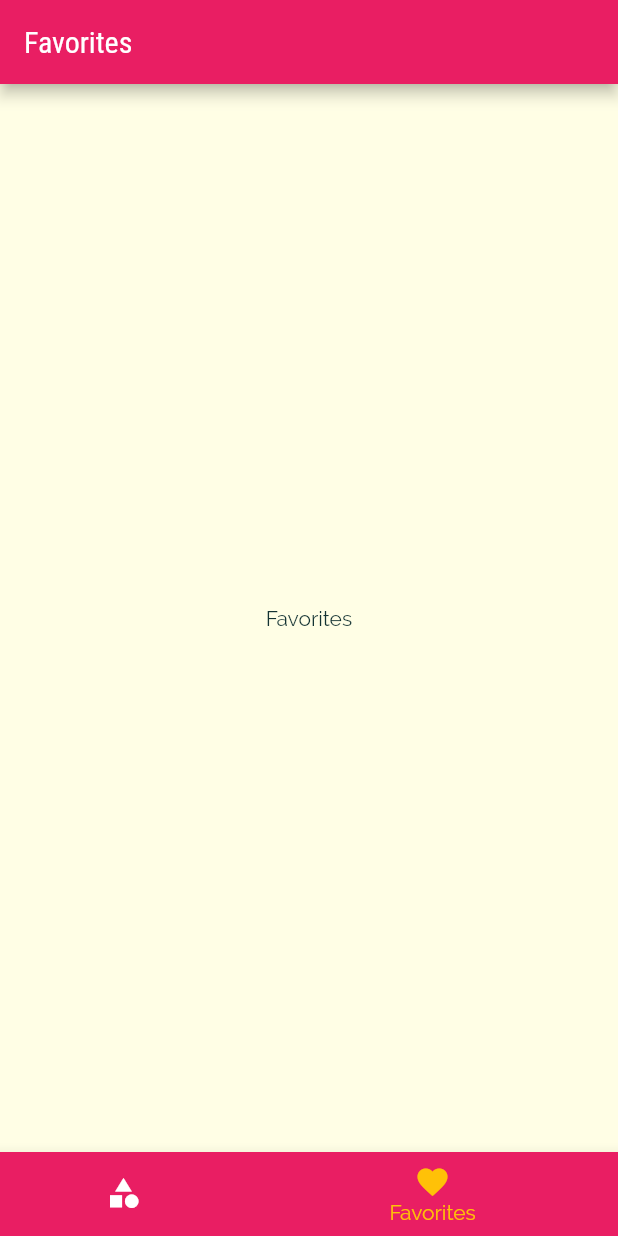
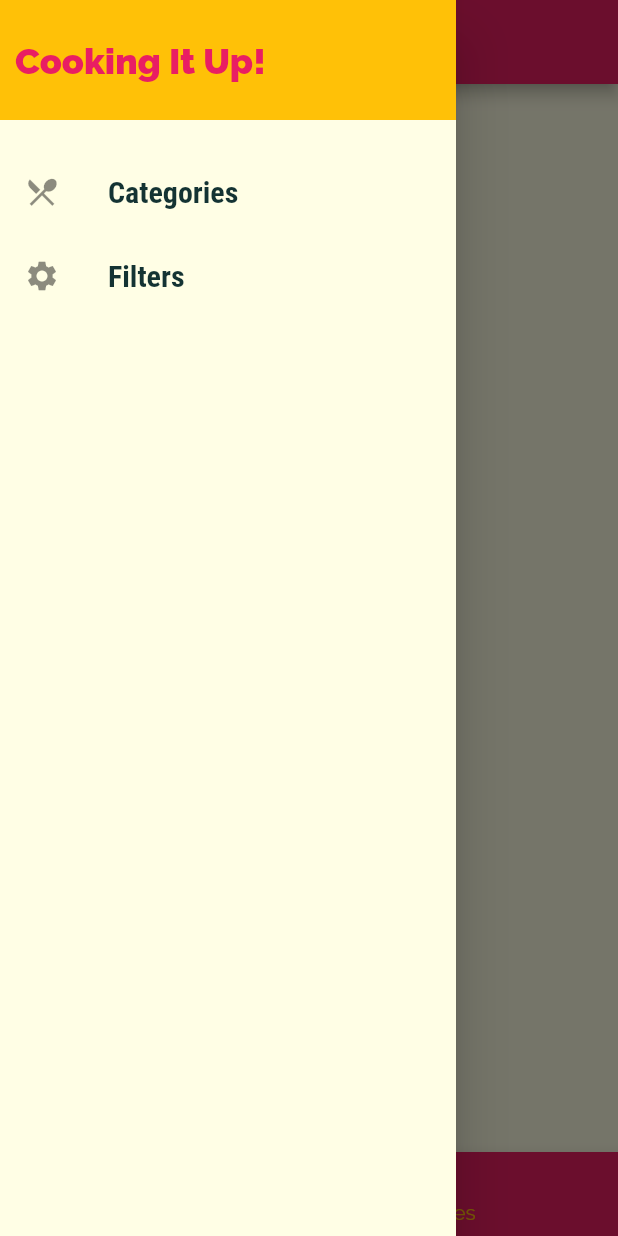
Before and after one commit to klam2k20/MealsApp, a Flutter app: the screen it shows after launch, item 2 of the bottom bar chosen, with the side drawer open (before the commit the screen has no drawer), on a phone screen of 412 x 824 dp. Run offline on Flutter 3.47's test engine with Material 2 defaults, Android fonts, the phone set to English and light mode, and no system bars.

Commit message:
Add drawer

```diff
--- a/lib/main.dart
+++ b/lib/main.dart
@@ -1,9 +1,10 @@
 import 'package:flutter/material.dart';
 
 import './screens/tabsScreen.dart';
-import 'screens/recipeScreen.dart';
-import 'screens/categoryScreen.dart';
-import 'screens/recipeDetailScreen.dart';
+import './screens/recipeScreen.dart';
+import './screens/categoryScreen.dart';
+import './screens/recipeDetailScreen.dart';
+import './screens/filtersScreen.dart';
 
 void main() {
   runApp(MyApp());
@@ -36,6 +37,7 @@ class MyApp extends StatelessWidget {
         '/':(context) => TabsScreen(),
         RecipeScreen.routeName: (context) => RecipeScreen(),
         RecipeDetailScreen.routeName: (context) => RecipeDetailScreen(),
+        FiltersScreen.routeName: (context) => FiltersScreen(),
       },
       onUnknownRoute: (settings) {
         return MaterialPageRoute(builder: (context) => CategoryScreen());
--- /dev/null
+++ b/lib/screens/filtersScreen.dart
@@ -0,0 +1,15 @@
+import 'package:flutter/material.dart';
+
+class FiltersScreen extends StatelessWidget {
+  static const routeName = '/filters';
+
+  @override
+  Widget build(BuildContext context) {
+    return Scaffold(
+      appBar: AppBar(
+        title: Text('Filters'),
+      ),
+      body: Center(child: Text('Filters'),),
+    );
+  }
+}
--- a/lib/screens/tabsScreen.dart
+++ b/lib/screens/tabsScreen.dart
@@ -2,6 +2,7 @@ import 'package:flutter/material.dart';
 
 import './categoryScreen.dart';
 import './favoritesScreen.dart';
+import '../widgets/MainDrawer.dart';
 
 class TabsScreen extends StatefulWidget {
   @override
@@ -21,11 +22,13 @@ class _TabsScreenState extends State<TabsScreen> {
     });
   }
 
+  @override
   Widget build(BuildContext context) {
     return Scaffold(
         appBar: AppBar(
           title: Text(_screens[_selectScreenIndex]['title'] as String),
         ),
+        drawer: MainDrawer(),
         body: _screens[_selectScreenIndex]['screen'] as Widget,
         bottomNavigationBar: BottomNavigationBar(
           currentIndex: _selectScreenIndex,
--- /dev/null
+++ b/lib/widgets/MainDrawer.dart
@@ -0,0 +1,60 @@
+import 'package:flutter/material.dart';
+
+import '../screens/filtersScreen.dart';
+
+class MainDrawer extends StatelessWidget {
+  Widget _buildDrawerLink(
+      IconData icon, String title, VoidCallback tapHandler) {
+    return ListTile(
+      leading: Icon(
+        icon,
+        size: 24,
+      ),
+      title: Text(
+        title,
+        style: const TextStyle(
+          fontWeight: FontWeight.bold,
+          fontSize: 20,
+          fontFamily: 'RobotoCondensed',
+        ),
+      ),
+      onTap: tapHandler,
+    );
+  }
+
+  @override
+  Widget build(BuildContext context) {
+    return Drawer(
+      child: Column(
+        children: [
+          Container(
+            height: 80,
+            width: double.infinity,
+            padding: const EdgeInsets.all(10),
+            alignment: Alignment.centerLeft,
+            color: Theme.of(context).accentColor,
+            child: Text(
+              'Cooking It Up!',
+              style: TextStyle(
+                color: Theme.of(context).primaryColor,
+                fontWeight: FontWeight.w900,
+                fontSize: 24,
+              ),
+            ),
+          ),
+          const SizedBox(height: 20),
+          _buildDrawerLink(
+            Icons.restaurant_menu,
+            'Categories',
+            () => Navigator.of(context).pushNamed('/'),
+          ),
+          _buildDrawerLink(
+            Icons.settings,
+            'Filters',
+            () => Navigator.of(context).pushNamed(FiltersScreen.routeName),
+          ),
+        ],
+      ),
+    );
+  }
+}
```
